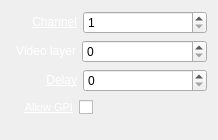
First picture: the form in trunk/Widgets/Inspector/InspectorOutputWidget.ui, repository cambell-prince/casparcg-client, before the edit.
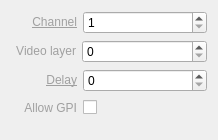
Second picture: the form after the edit.

The edit to the form file:
```diff
--- a/trunk/Widgets/Inspector/InspectorOutputWidget.ui
+++ b/trunk/Widgets/Inspector/InspectorOutputWidget.ui
@@ -38,7 +38,7 @@
      <item>
       <widget class="QLabel" name="labelChannel">
        <property name="text">
-        <string>&lt;a href=&quot;Channel&quot; style=&quot;color: white;&quot;&gt;Channel&lt;/a&gt;</string>
+        <string>&lt;a href=&quot;Channel&quot; style=&quot;color: #A0A0A0;&quot;&gt;Channel&lt;/a&gt;</string>
        </property>
        <property name="alignment">
         <set>Qt::AlignRight|Qt::AlignTrailing|Qt::AlignVCenter</set>
@@ -84,7 +84,7 @@
      <item>
       <widget class="QLabel" name="labelVideolayer">
        <property name="text">
-        <string>&lt;a href=&quot;Video layer&quot; style=&quot;color: white;&quot;&gt;Video layer&lt;/a&gt;</string>
+        <string>&lt;a href=&quot;Video layer&quot; style=&quot;color: #A0A0A0;&quot;&gt;Video layer&lt;/a&gt;</string>
        </property>
        <property name="alignment">
         <set>Qt::AlignRight|Qt::AlignTrailing|Qt::AlignVCenter</set>
@@ -127,7 +127,7 @@
      <item>
       <widget class="QLabel" name="labelDelay">
        <property name="text">
-        <string>&lt;a href=&quot;Delay&quot; style=&quot;color: white;&quot;&gt;Delay&lt;/a&gt;</string>
+        <string>&lt;a href=&quot;Delay&quot; style=&quot;color: #A0A0A0;&quot;&gt;Delay&lt;/a&gt;</string>
        </property>
        <property name="alignment">
         <set>Qt::AlignRight|Qt::AlignTrailing|Qt::AlignVCenter</set>
@@ -170,11 +170,7 @@
      <item>
       <widget class="QLabel" name="labelAllowGpi">
        <property name="text">
-        <string>&lt;!DOCTYPE HTML PUBLIC &quot;-//W3C//DTD HTML 4.0//EN&quot; &quot;http://www.w3.org/TR/REC-html40/strict.dtd&quot;&gt;
-&lt;html&gt;&lt;head&gt;&lt;meta name=&quot;qrichtext&quot; content=&quot;1&quot; /&gt;&lt;style type=&quot;text/css&quot;&gt;
-p, li { white-space: pre-wrap; }
-&lt;/style&gt;&lt;/head&gt;&lt;body style=&quot; font-family:'MS Shell Dlg 2'; font-size:8.25pt; font-weight:400; font-style:normal;&quot;&gt;
-&lt;p style=&quot; margin-top:0px; margin-bottom:0px; margin-left:0px; margin-right:0px; -qt-block-indent:0; text-indent:0px;&quot;&gt;&lt;a href=&quot;Allow Gpi&quot;&gt;&lt;span style=&quot; text-decoration: underline; color:#ffffff;&quot;&gt;Allow GPI&lt;/span&gt;&lt;/a&gt;&lt;/p&gt;&lt;/body&gt;&lt;/html&gt;</string>
+        <string>&lt;a href=&quot;Allow GPI&quot; style=&quot;color: #A0A0A0;&quot;&gt;Allow GPI&lt;/a&gt;</string>
        </property>
        <property name="alignment">
         <set>Qt::AlignRight|Qt::AlignTrailing|Qt::AlignVCenter</set>
```
